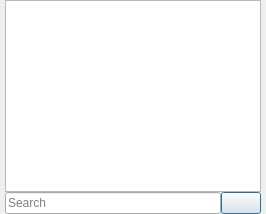
gidzzz/qalendar, file ZonePickDialog.ui: the form before one commit.
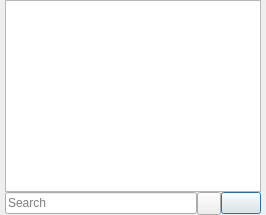
The form after the commit. Custom widgets are drawn as their Qt base class.

Commit message: Added a quick-clear button for the search box in ZonePickDialog.

```diff
--- a/ZonePickDialog.ui
+++ b/ZonePickDialog.ui
@@ -40,6 +40,9 @@
        </property>
       </widget>
      </item>
+     <item>
+      <widget class="QToolButton" name="searchClearButton"/>
+     </item>
      <item>
       <widget class="QPushButton" name="defaultButton"/>
      </item>
```
The commit also changes 1 other file.
